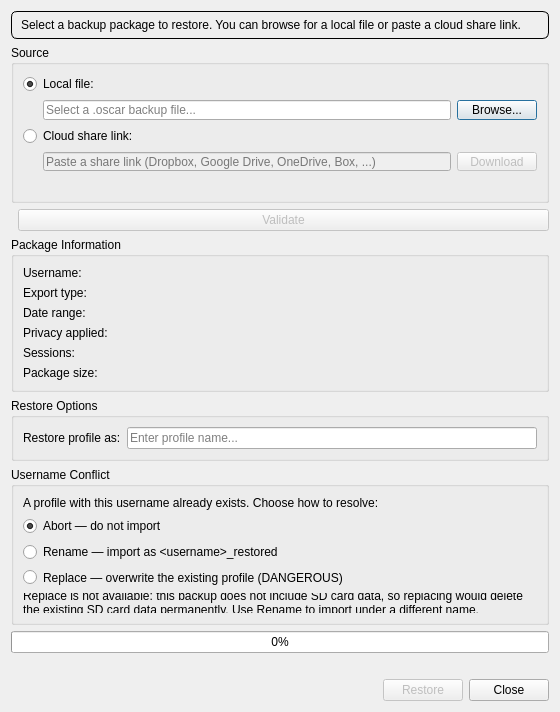
First picture: the form in oscar/restoredialog.ui, repository tomasohara/OSCAR-SQL, before the edit.
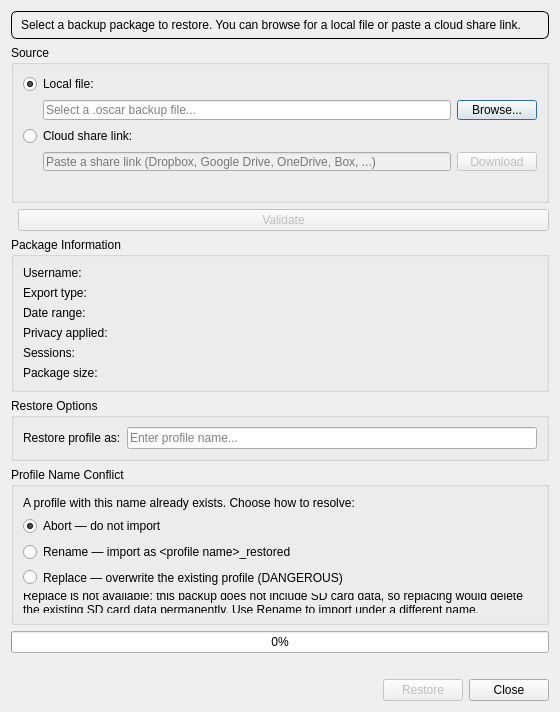
Second picture: the form after the edit.

Commit message:
Add Cancel button to Backup, Share, and Restore Profile dialogs
During any running operation the Close button relabels to Cancel and stays enabled. Clicking it calls requestCancel() on the active ProfileBackup or ProfileRestore object, which sets an atomic flag checked via processEvents() after every individual SQL table export (15 checkpoints in backup, per-table in restore transaction). Cancellation rolls back the DB transaction cleanly and shows "Cancelled." in the status label without a dialog.

```diff
--- a/oscar/restoredialog.ui
+++ b/oscar/restoredialog.ui
@@ -314,7 +314,7 @@
    <item>
     <widget class="QGroupBox" name="conflictGroup">
      <property name="title">
-      <string>Username Conflict</string>
+      <string>Profile Name Conflict</string>
      </property>
      <property name="visible">
       <bool>false</bool>
@@ -323,7 +323,7 @@
       <item>
        <widget class="QLabel" name="conflictLabel">
         <property name="text">
-         <string>A profile with this username already exists. Choose how to resolve:</string>
+         <string>A profile with this name already exists. Choose how to resolve:</string>
         </property>
         <property name="wordWrap">
          <bool>true</bool>
@@ -343,7 +343,7 @@
       <item>
        <widget class="QRadioButton" name="renameRadio">
         <property name="text">
-         <string>Rename — import as &lt;username&gt;_restored</string>
+         <string>Rename — import as &lt;profile name&gt;_restored</string>
         </property>
        </widget>
       </item>
```
The commit also changes 13 other files.
